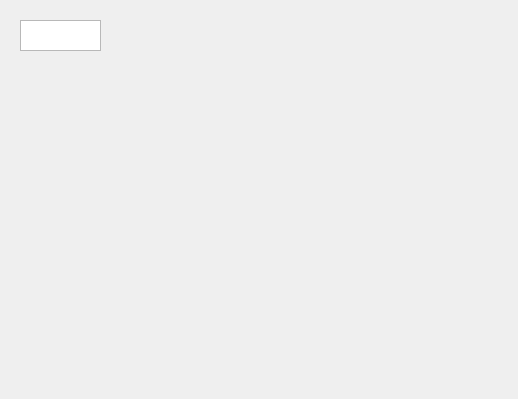
Above: cpp/8H82600/form_gasfeed.ui from huayunfly/goiot before the change. Below: the same form after it.
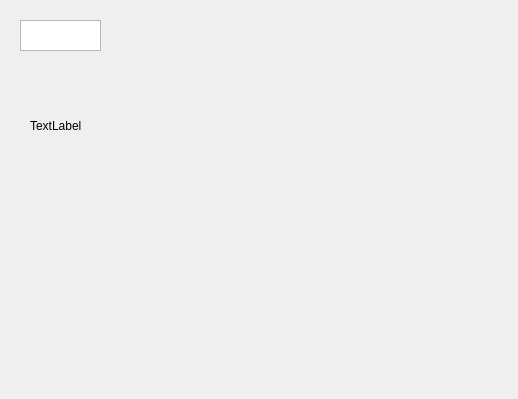
That is the form after the change.

What changed in the file:
```diff
--- a/cpp/8H82600/form_gasfeed.ui
+++ b/cpp/8H82600/form_gasfeed.ui
@@ -23,6 +23,19 @@
     </rect>
    </property>
   </widget>
+  <widget class="QLabel" name="label">
+   <property name="geometry">
+    <rect>
+     <x>30</x>
+     <y>100</y>
+     <width>54</width>
+     <height>51</height>
+    </rect>
+   </property>
+   <property name="text">
+    <string>TextLabel</string>
+   </property>
+  </widget>
  </widget>
  <resources/>
  <connections/>
```
